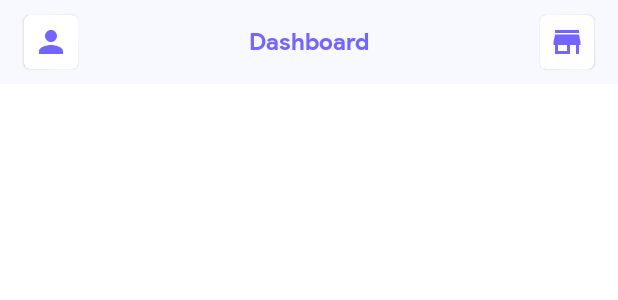
After one commit to pravinkakde003/SMART, an Android app: the layout activity_dashboard.xml on its own in the app's theme, with its tools: preview values and no code run, on a phone screen of 412 x 824 dp. The commit adds this screen. Shown: the top 300 px of the screen. Run offline under Robolectric (Android 15) with nearby library versions, the phone set to English and light mode, and no system bars.

Commit message:
Completed Dashboard header

```diff
--- a/app/src/main/AndroidManifest.xml
+++ b/app/src/main/AndroidManifest.xml
@@ -14,7 +14,7 @@
         android:theme="@style/Theme.SMART"
         tools:targetApi="31">
         <activity
-            android:name=".views.activity.SplashActivity"
+            android:name=".views.activity.DashboardActivity"
             android:exported="true"
             android:theme="@style/AppFullScreenTheme">
             <intent-filter>
@@ -34,7 +34,7 @@
             android:theme="@style/AppFullScreenTheme" />
 
         <activity
-            android:name=".views.activity.MainActivity"
+            android:name=".views.activity.SplashActivity"
             android:screenOrientation="portrait"
             android:theme="@style/AppFullScreenTheme" />
 
--- a/app/src/main/java/com/user/smart/utils/AppConstant.kt
+++ b/app/src/main/java/com/user/smart/utils/AppConstant.kt
@@ -1,5 +1,6 @@
 package com.user.smart.utils
 
 object AppConstant {
+    const val FROM_LOGIN_SCREEN_KEY = "key"
     const val SPLASH_SCREEN_DELAY = 1000
 }
--- a/app/src/main/java/com/user/smart/views/activity/ForgetPasswordActivity.kt
+++ b/app/src/main/java/com/user/smart/views/activity/ForgetPasswordActivity.kt
@@ -28,9 +28,6 @@ class ForgetPasswordActivity : AppCompatActivity(), View.OnClickListener {
     override fun onClick(view: View?) {
         when (view) {
             binding.sendButton -> {
-//                val intent = Intent(this@LoginActivity, MainActivity::class.java)
-//                startActivity(intent)
-//                finish()
             }
         }
     }
--- a/app/src/main/java/com/user/smart/views/activity/LoginActivity.kt
+++ b/app/src/main/java/com/user/smart/views/activity/LoginActivity.kt
@@ -7,6 +7,7 @@ import android.view.View
 import androidx.appcompat.app.AppCompatActivity
 import com.user.smart.R
 import com.user.smart.databinding.ActivityLoginBinding
+import com.user.smart.utils.AppConstant.FROM_LOGIN_SCREEN_KEY
 
 class LoginActivity : AppCompatActivity(), View.OnClickListener {
 
@@ -32,7 +33,9 @@ class LoginActivity : AppCompatActivity(), View.OnClickListener {
             }
             binding.loginButton -> {
                 val intent = Intent(this@LoginActivity, SelectStoreActivity::class.java)
+                intent.putExtra(FROM_LOGIN_SCREEN_KEY, true)
                 startActivity(intent)
+                finish()
                 overridePendingTransition(R.anim.fade_in, R.anim.fade_out)
             }
         }
--- /dev/null
+++ b/app/src/main/res/drawable/ic_baseline_store_24.xml
@@ -0,0 +1,5 @@
+<vector android:height="24dp" android:tint="#000000"
+    android:viewportHeight="24" android:viewportWidth="24"
+    android:width="24dp" xmlns:android="http://schemas.android.com/apk/res/android">
+    <path android:fillColor="@android:color/white" android:pathData="M20,4L4,4v2h16L20,4zM21,14v-2l-1,-5L4,7l-1,5v2h1v6h10v-6h4v6h2v-6h1zM12,18L6,18v-4h6v4z"/>
+</vector>
--- /dev/null
+++ b/app/src/main/res/layout/activity_dashboard.xml
@@ -0,0 +1,10 @@
+<?xml version="1.0" encoding="utf-8"?>
+<androidx.constraintlayout.widget.ConstraintLayout xmlns:android="http://schemas.android.com/apk/res/android"
+    android:layout_width="match_parent"
+    android:layout_height="match_parent">
+
+    <include
+        android:id="@+id/toolbar"
+        layout="@layout/dashboard_toolbar_layout" />
+
+</androidx.constraintlayout.widget.ConstraintLayout>
--- /dev/null
+++ b/app/src/main/res/layout/dashboard_toolbar_layout.xml
@@ -0,0 +1,60 @@
+<?xml version="1.0" encoding="utf-8"?>
+<androidx.constraintlayout.widget.ConstraintLayout xmlns:android="http://schemas.android.com/apk/res/android"
+    xmlns:app="http://schemas.android.com/apk/res-auto"
+    android:layout_width="match_parent"
+    android:layout_height="wrap_content">
+
+    <com.google.android.material.appbar.MaterialToolbar
+        android:id="@+id/toolbar"
+        style="@style/Widget.MaterialComponents.Toolbar.Primary"
+        android:layout_width="match_parent"
+        android:layout_height="?attr/actionBarSize"
+        android:background="@color/app_background_blue"
+        android:elevation="0dp"
+        app:layout_constraintEnd_toEndOf="parent"
+        app:layout_constraintStart_toStartOf="parent"
+        app:layout_constraintTop_toTopOf="parent">
+
+        <com.google.android.material.card.MaterialCardView
+            android:id="@+id/imageViewProfile"
+            android:layout_width="36dp"
+            android:layout_height="36dp"
+            android:layout_gravity="start"
+            android:layout_marginStart="16dp"
+            android:clickable="true">
+
+            <com.google.android.material.imageview.ShapeableImageView
+                android:layout_width="24dp"
+                android:layout_height="24dp"
+                android:layout_gravity="center"
+                android:src="@drawable/ic_baseline_person_24"
+                android:tint="@color/primary_color" />
+        </com.google.android.material.card.MaterialCardView>
+
+        <com.google.android.material.textview.MaterialTextView
+            android:id="@+id/txtDescription"
+            style="@style/OnBoardingDescriptionTextStyle"
+            android:layout_width="wrap_content"
+            android:layout_height="wrap_content"
+            android:layout_gravity="center_horizontal"
+            android:text="@string/dashboard"
+            android:textColor="@color/primary_color"
+            android:textStyle="bold" />
+
+        <com.google.android.material.card.MaterialCardView
+            android:id="@+id/imageViewSelectStore"
+            android:layout_width="36dp"
+            android:layout_height="36dp"
+            android:layout_gravity="end"
+            android:layout_marginEnd="16dp"
+            android:clickable="true">
+
+            <com.google.android.material.imageview.ShapeableImageView
+                android:layout_width="24dp"
+                android:layout_height="24dp"
+                android:layout_gravity="center"
+                android:src="@drawable/ic_baseline_store_24"
+                android:tint="@color/primary_color" />
+        </com.google.android.material.card.MaterialCardView>
+    </com.google.android.material.appbar.MaterialToolbar>
+</androidx.constraintlayout.widget.ConstraintLayout>
--- a/app/src/main/res/values/strings.xml
+++ b/app/src/main/res/values/strings.xml
@@ -38,4 +38,6 @@
     <string name="send">Send</string>
     <string name="privacy_policy"><a href="https://prawindroid.blogspot.com/">Privacy Policy</a>  and  <a href="https://prawindroid.blogspot.com/">Terms and conditions</a> </string>
     <string name="select_store">Select store</string>
+
+    <string name="dashboard">Dashboard</string>
 </resources>
```
Also changed, not shown: app/src/main/java/com/user/smart/views/activity/DashboardActivity.kt (added, +32 -0 lines), app/src/main/java/com/user/smart/views/activity/MainActivity.kt (deleted, +0 -12 lines), app/src/main/java/com/user/smart/views/activity/SelectStoreActivity.kt (+14 -5 lines), app/src/main/res/layout/activity_main.xml (deleted, +0 -18 lines).
